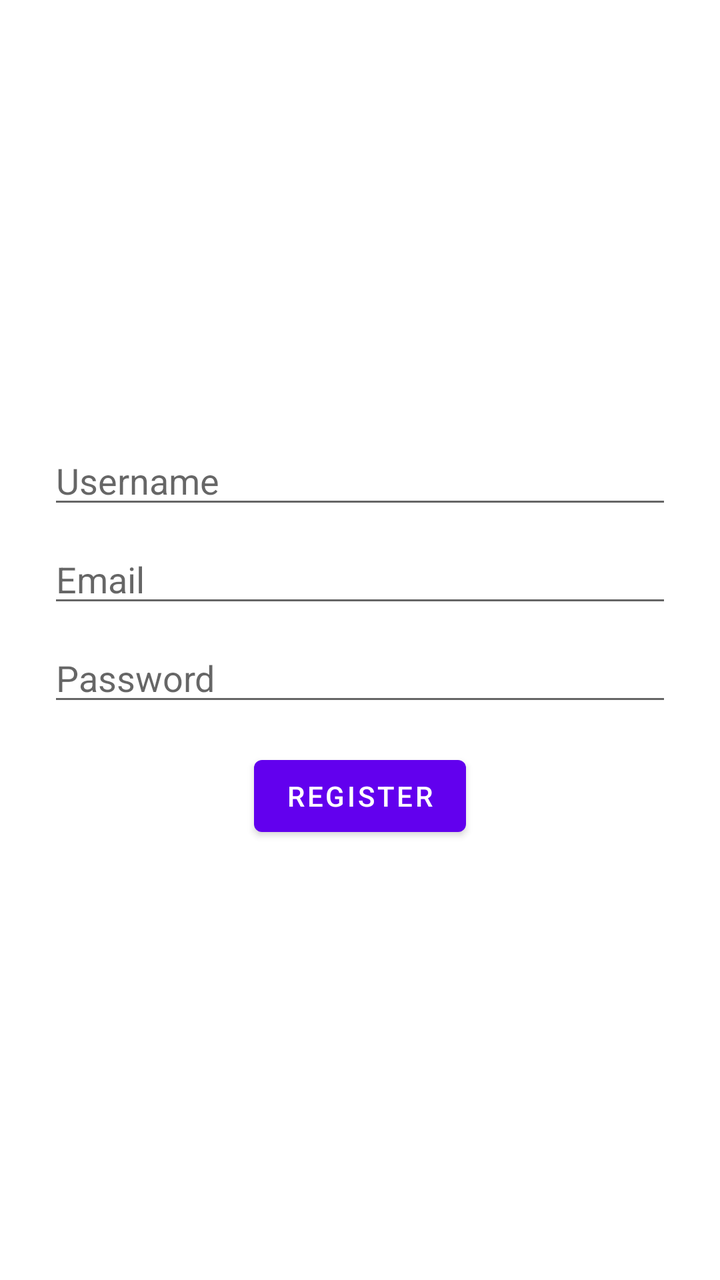
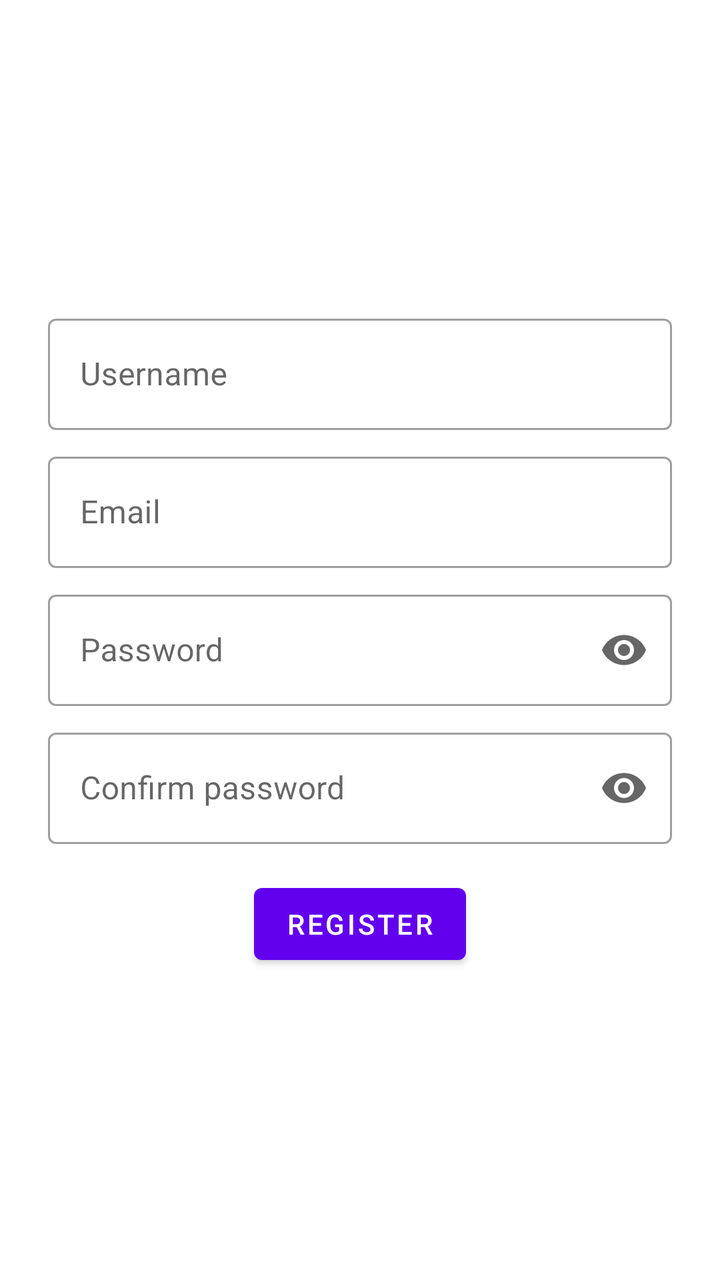

The first picture is an Android layout as it rendered before a commit; the second is the same layout after the commit. The layout source and the unified diff follow.
<!-- AndroidManifest.xml: application theme Theme.Progr3ss -->
<!-- res/layout/fragment_register.xml -->
<?xml version="1.0" encoding="utf-8"?>
<LinearLayout xmlns:android="http://schemas.android.com/apk/res/android"
    android:layout_width="match_parent"
    android:layout_height="match_parent"
    android:gravity="center"
    android:orientation="vertical"
    android:padding="24dp">

    <EditText
        android:id="@+id/etUsername"
        android:layout_width="match_parent"
        android:layout_height="wrap_content"
        android:hint="Username"
        android:inputType="text" />

    <EditText
        android:id="@+id/etEmail"
        android:layout_width="match_parent"
        android:layout_height="wrap_content"
        android:layout_marginTop="8dp"
        android:hint="Email"
        android:inputType="textEmailAddress" />

    <EditText
        android:id="@+id/etPassword"
        android:layout_width="match_parent"
        android:layout_height="wrap_content"
        android:layout_marginTop="8dp"
        android:hint="Password"
        android:inputType="textPassword" />

    <Button
        android:id="@+id/btnRegister"
        android:layout_width="wrap_content"
        android:layout_height="wrap_content"
        android:layout_marginTop="16dp"
        android:text="Register" />

</LinearLayout>
<!-- resources referenced by this layout -->
<resources>
  <style name="Theme.Progr3ss" parent="Theme.MaterialComponents.DayNight.DarkActionBar">
          
          <item name="colorPrimary">@color/purple_500</item>
          <item name="colorPrimaryVariant">@color/purple_700</item>
          <item name="colorOnPrimary">@color/white</item>
          
          <item name="colorSecondary">@color/teal_200</item>
          <item name="colorSecondaryVariant">@color/teal_700</item>
          <item name="colorOnSecondary">@color/black</item>
          
          <item name="android:statusBarColor">?attr/colorPrimaryVariant</item>
          
      </style>
  <color name="purple_500">#FF6200EE</color>
  <color name="purple_700">#FF3700B3</color>
  <color name="white">#FFFFFFFF</color>
  <color name="teal_200">#FF03DAC5</color>
  <color name="teal_700">#FF018786</color>
  <color name="black">#FF000000</color>
</resources>

<!-- the commit's change to res/layout/fragment_register.xml (unified diff, before → after) -->
@@ -1,33 +1,72 @@
 <?xml version="1.0" encoding="utf-8"?>
 <LinearLayout xmlns:android="http://schemas.android.com/apk/res/android"
+    xmlns:app="http://schemas.android.com/apk/res-auto"
     android:layout_width="match_parent"
     android:layout_height="match_parent"
     android:gravity="center"
     android:orientation="vertical"
     android:padding="24dp">
 
-    <EditText
-        android:id="@+id/etUsername"
+    <com.google.android.material.textfield.TextInputLayout
+        android:id="@+id/tilUsername"
+        style="?attr/textInputOutlinedStyle"
         android:layout_width="match_parent"
         android:layout_height="wrap_content"
-        android:hint="Username"
-        android:inputType="text" />
+        android:hint="Username">
 
-    <EditText
-        android:id="@+id/etEmail"
+        <com.google.android.material.textfield.TextInputEditText
+            android:id="@+id/etUsername"
+            android:layout_width="match_parent"
+            android:layout_height="wrap_content"
+            android:inputType="text" />
+    </com.google.android.material.textfield.TextInputLayout>
+
+    <com.google.android.material.textfield.TextInputLayout
+        android:id="@+id/tilEmail"
+        style="?attr/textInputOutlinedStyle"
         android:layout_width="match_parent"
         android:layout_height="wrap_content"
         android:layout_marginTop="8dp"
-        android:hint="Email"
-        android:inputType="textEmailAddress" />
+        android:hint="Email">
 
-    <EditText
-        android:id="@+id/etPassword"
+        <com.google.android.material.textfield.TextInputEditText
+            android:id="@+id/etEmail"
+            android:layout_width="match_parent"
+            android:layout_height="wrap_content"
+            android:inputType="textEmailAddress" />
+    </com.google.android.material.textfield.TextInputLayout>
+
+    <com.google.android.material.textfield.TextInputLayout
+        android:id="@+id/tilPassword"
+        style="?attr/textInputOutlinedStyle"
         android:layout_width="match_parent"
         android:layout_height="wrap_content"
         android:layout_marginTop="8dp"
         android:hint="Password"
-        android:inputType="textPassword" />
+        app:endIconMode="password_toggle">
+
+        <com.google.android.material.textfield.TextInputEditText
+            android:id="@+id/etPassword"
+            android:layout_width="match_parent"
+            android:layout_height="wrap_content"
+            android:inputType="textPassword" />
+    </com.google.android.material.textfield.TextInputLayout>
+
+    <com.google.android.material.textfield.TextInputLayout
+        android:id="@+id/tilConfirmPassword"
+        style="?attr/textInputOutlinedStyle"
+        android:layout_width="match_parent"
+        android:layout_height="wrap_content"
+        android:layout_marginTop="8dp"
+        android:hint="Confirm password"
+        app:endIconMode="password_toggle">
+
+        <com.google.android.material.textfield.TextInputEditText
+            android:id="@+id/etConfirmPassword"
+            android:layout_width="match_parent"
+            android:layout_height="wrap_content"
+            android:inputType="textPassword" />
+    </com.google.android.material.textfield.TextInputLayout>
 
     <Button
         android:id="@+id/btnRegister"
